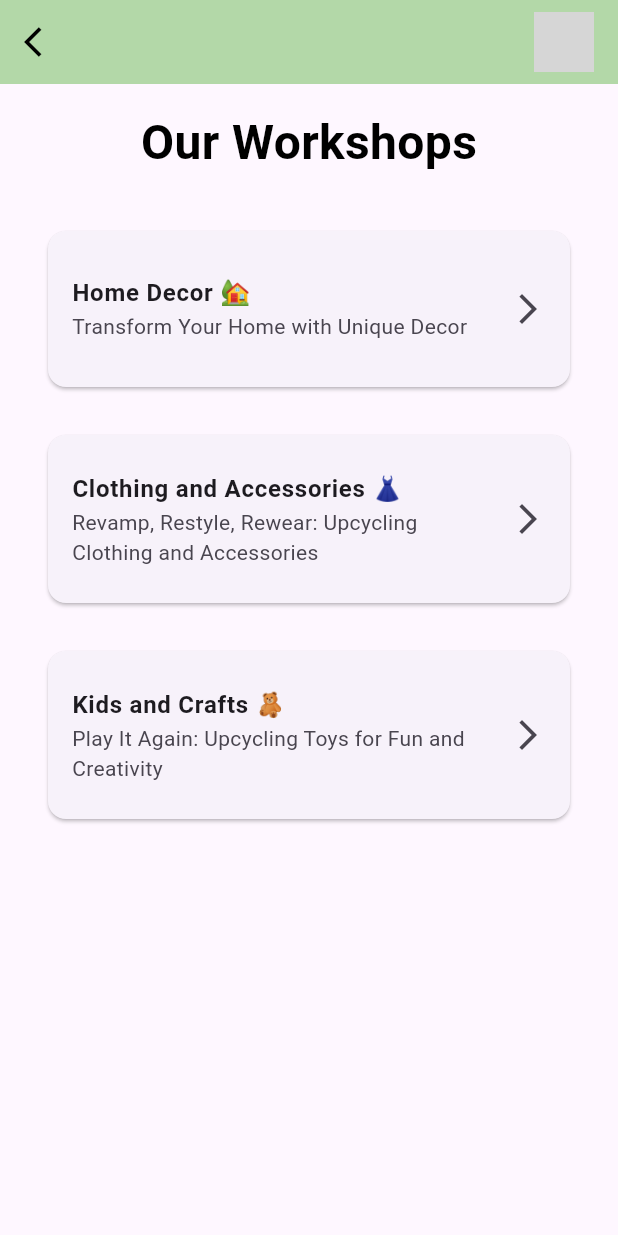
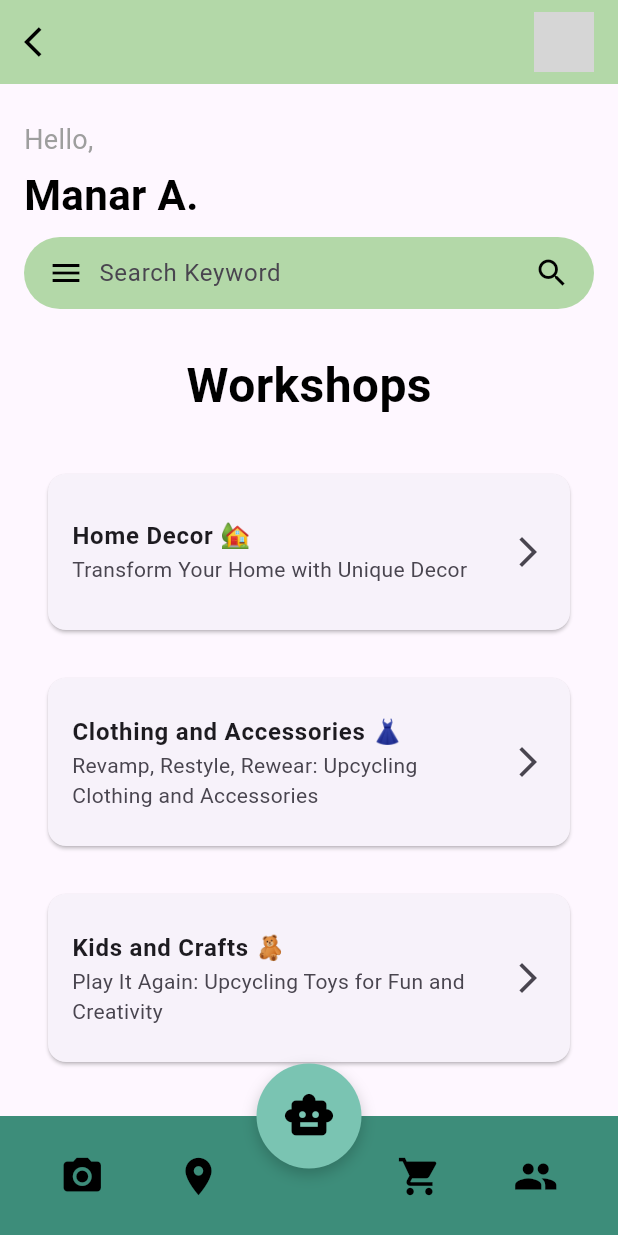
Before and after one commit to waelydz/Green_LOOP, a Flutter app: the WorkshopsPage screen opened directly, on a phone screen of 412 x 824 dp. Run offline on Flutter 3.47's test engine with Material 3 defaults, Android fonts, the light colour scheme and no system bars; grey boxes are pictures that could not be loaded.

Commit message:
workshops page added and Rewards page added

```diff
--- a/green_loop/lib/pages/workshops_page.dart
+++ b/green_loop/lib/pages/workshops_page.dart
@@ -1,5 +1,6 @@
 import 'package:flutter/material.dart';
-import 'workshop_detail_page.dart'; // Correct import for WorkshopDetailPage
+import 'package:green_loop/pages/chatbot.dart';
+import 'package:green_loop/pages/workshop_detail_page.dart'; // Ensure you import your ChatbotPage
 
 class WorkshopsPage extends StatelessWidget {
   @override
@@ -10,14 +11,15 @@ class WorkshopsPage extends StatelessWidget {
         elevation: 0,
         leading: IconButton(
           icon: const Icon(Icons.arrow_back_ios, color: Colors.black),
-          onPressed: () => Navigator.pop(context), // Go back to previous page
+          onPressed: () => Navigator.pop(context), // Back to previous page
         ),
         actions: [
           Padding(
             padding: const EdgeInsets.only(right: 16.0),
             child: CircleAvatar(
               radius: 20.0,
-              backgroundImage: AssetImage('picture here'),
+              backgroundImage: AssetImage(
+                  'assets/images/profile.jpg'), // User profile picture
             ),
           ),
         ],
@@ -26,8 +28,63 @@ class WorkshopsPage extends StatelessWidget {
         padding: const EdgeInsets.all(16.0),
         child: Column(
           children: [
+            // Hello and Search Bar
+            Padding(
+              padding: const EdgeInsets.symmetric(vertical: 8.0),
+              child: Column(
+                crossAxisAlignment: CrossAxisAlignment.start,
+                children: [
+                  // "Hello" greeting and name in separate styles
+                  const Text(
+                    'Hello,',
+                    style: TextStyle(
+                      fontSize: 18,
+                      fontWeight: FontWeight.w400,
+                      color: Colors.grey, // Gray color for 'Hello'
+                    ),
+                  ),
+                  const SizedBox(height: 4),
+                  const Text(
+                    'Manar A.',
+                    style: TextStyle(
+                      fontSize: 28,
+                      fontWeight: FontWeight.bold,
+                      color: Colors.black, // Black color for the name
+                    ),
+                  ),
+                  const SizedBox(height: 8),
+
+                  // Search Bar
+                  Container(
+                    padding: const EdgeInsets.symmetric(horizontal: 16.0),
+                    decoration: BoxDecoration(
+                      color: const Color(0xFFB3D8A8),
+                      borderRadius: BorderRadius.circular(30),
+                    ),
+                    child: Row(
+                      children: [
+                        const Icon(Icons.menu, color: Colors.black),
+                        const SizedBox(width: 10),
+                        Expanded(
+                          child: TextField(
+                            decoration: const InputDecoration(
+                              hintText: 'Search Keyword',
+                              border: InputBorder.none,
+                            ),
+                          ),
+                        ),
+                        const Icon(Icons.search, color: Colors.black),
+                      ],
+                    ),
+                  ),
+                ],
+              ),
+            ),
+            const SizedBox(height: 20),
+
+            // Title for Workshops
             const Text(
-              "Our Workshops",
+              'Workshops',
               style: TextStyle(
                 fontSize: 32,
                 fontWeight: FontWeight.bold,
@@ -35,6 +92,8 @@ class WorkshopsPage extends StatelessWidget {
               ),
             ),
             const SizedBox(height: 20),
+
+            // Expanded ListView of Workshops
             Expanded(
               child: ListView(
                 children: [
@@ -62,6 +121,72 @@ class WorkshopsPage extends StatelessWidget {
           ],
         ),
       ),
+      // Bottom navigation bar
+      bottomNavigationBar: BottomAppBar(
+        color: const Color(0xFF3D8D7A),
+        notchMargin: 0.0,
+        child: Row(
+          mainAxisAlignment: MainAxisAlignment.spaceAround,
+          children: [
+            // Camera icon
+            IconButton(
+              icon: const Icon(Icons.camera_alt, color: Colors.black),
+              iconSize: 30.0,
+              onPressed: () {},
+            ),
+            // Location icon
+            IconButton(
+              icon: const Icon(Icons.location_on, color: Colors.black),
+              iconSize: 30.0,
+              onPressed: () {},
+            ),
+            const SizedBox(width: 40),
+            // Shopping Cart icon
+            IconButton(
+              icon: const Icon(Icons.shopping_cart, color: Colors.black),
+              iconSize: 30.0,
+              onPressed: () {},
+            ),
+            // Group icon
+            IconButton(
+              icon: const Icon(Icons.group, color: Colors.black),
+              iconSize: 30.0,
+              onPressed: () {},
+            ),
+          ],
+        ),
+      ),
+      // Floating Action Button for the Smart Toy
+      floatingActionButton: Container(
+        width: 70,
+        height: 70,
+        decoration: BoxDecoration(
+          color: const Color(0xFF7AC4B2),
+          shape: BoxShape.circle,
+          boxShadow: [
+            BoxShadow(
+              color: Colors.black.withOpacity(0.2),
+              blurRadius: 8,
+              offset: const Offset(0, 4),
+            ),
+          ],
+        ),
+        child: IconButton(
+          icon: const Icon(Icons.smart_toy),
+          iconSize: 35.0,
+          color: Colors.black,
+          onPressed: () {
+            // Navigate to ChatbotPage when "smart_toy" icon is clicked
+            Navigator.push(
+              context,
+              MaterialPageRoute(
+                builder: (context) => ChatbotPage(),
+              ),
+            );
+          },
+        ),
+      ),
+      floatingActionButtonLocation: FloatingActionButtonLocation.centerDocked,
     );
   }
 
@@ -85,8 +210,8 @@ class WorkshopsPage extends StatelessWidget {
               builder: (context) => WorkshopDetailPage(
                 title: title,
                 description: description,
-                dateTime: 'Static Date', // Placeholder for backend
-                instructor: 'Instructor Name',
+                dateTime: 'Date: 27/03/2025, Thursday\nTime: 10 am',
+                instructor: 'John Travis', // Example data for frontend design
               ),
             ),
           );
```
Also changed, not shown: green_loop/lib/pages/RewardsPage.dart (added, +304 -0 lines), green_loop/lib/pages/homepage.dart (+10 -4 lines).
